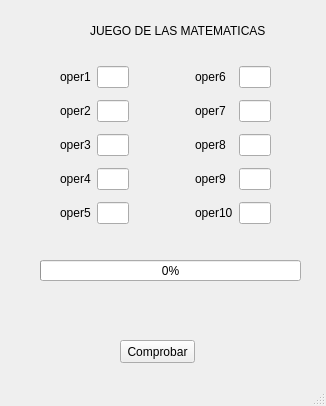
Before: the Qt Designer form 2024-10-15/juegoMatematicas.ui in RubenGaleanoFreijo/DAM-Desarrollo-De-Interfaces, drawn with Qt 5.
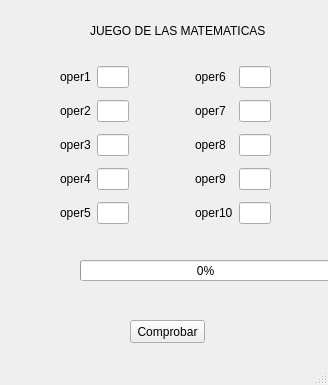
After: the same form once the commit is applied.

Commit message: Juego de las Matematicas

What changed in the file:
```diff
--- a/2024-10-15/juegoMatematicas.ui
+++ b/2024-10-15/juegoMatematicas.ui
@@ -6,8 +6,8 @@
    <rect>
     <x>0</x>
     <y>0</y>
-    <width>326</width>
-    <height>406</height>
+    <width>328</width>
+    <height>385</height>
    </rect>
   </property>
   <property name="windowTitle">
@@ -17,9 +17,9 @@
    <widget class="QProgressBar" name="progressBar">
     <property name="geometry">
      <rect>
-      <x>40</x>
+      <x>80</x>
       <y>260</y>
-      <width>261</width>
+      <width>251</width>
       <height>21</height>
      </rect>
     </property>
@@ -30,8 +30,8 @@
    <widget class="QPushButton" name="botonComprobar">
     <property name="geometry">
      <rect>
-      <x>120</x>
-      <y>340</y>
+      <x>130</x>
+      <y>320</y>
       <width>75</width>
       <height>23</height>
      </rect>
@@ -44,7 +44,7 @@
     <property name="geometry">
      <rect>
       <x>120</x>
-      <y>300</y>
+      <y>290</y>
       <width>101</width>
       <height>16</height>
      </rect>
```
Left out of the diff: 2 changed lines with no effect on the pictures.
